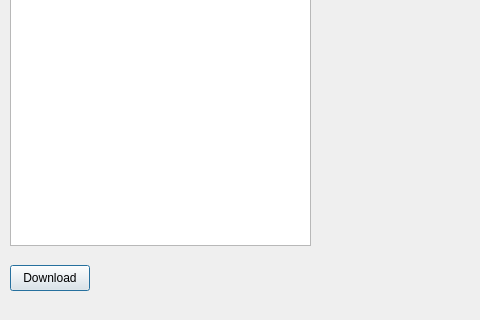
First picture: the form in filebrowse.ui, repository g4ixt/QtTinySA, before the edit; both pictures show x 0 to 480 and y 85 to 405 of the 818 by 405 pixel window.
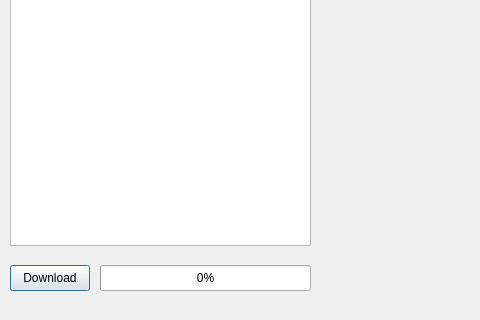
Second picture: the form after the edit.

```diff
--- a/filebrowse.ui
+++ b/filebrowse.ui
@@ -52,6 +52,32 @@
     <bool>false</bool>
    </property>
   </widget>
+  <widget class="QProgressBar" name="downloadBar">
+   <property name="geometry">
+    <rect>
+     <x>100</x>
+     <y>350</y>
+     <width>211</width>
+     <height>26</height>
+    </rect>
+   </property>
+   <property name="value">
+    <number>0</number>
+   </property>
+  </widget>
+  <widget class="QLabel" name="downloadInfo">
+   <property name="geometry">
+    <rect>
+     <x>10</x>
+     <y>380</y>
+     <width>791</width>
+     <height>20</height>
+    </rect>
+   </property>
+   <property name="text">
+    <string/>
+   </property>
+  </widget>
  </widget>
  <resources/>
  <connections/>
```
